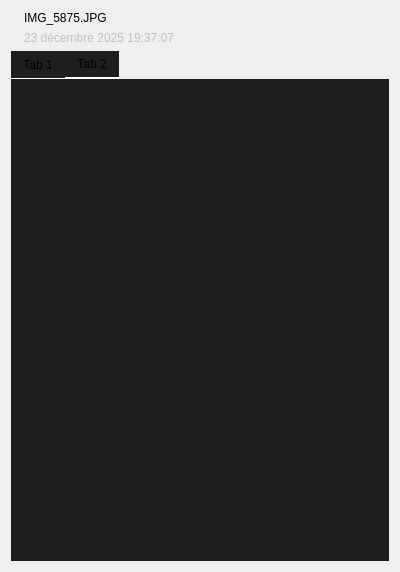
Before: the Qt Designer form gallery/inspectorview.ui in Vrock691/IHM, drawn with Qt 5.
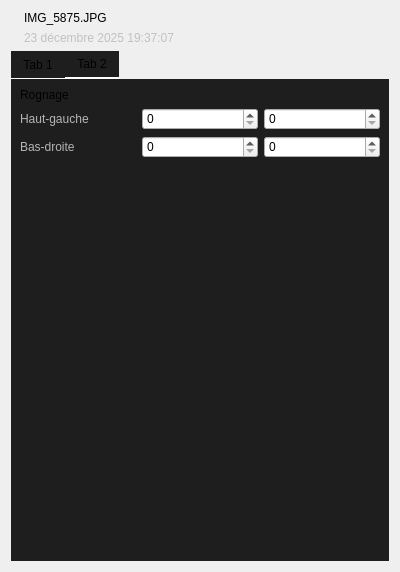
After: the same form once the commit is applied. The open tabs and pages were chosen to show the change.

Commit message: Gestion rognage

Patch:
```diff
--- a/gallery/inspectorview.ui
+++ b/gallery/inspectorview.ui
@@ -405,6 +405,81 @@
       <attribute name="title">
        <string>Tab 2</string>
       </attribute>
+      <layout class="QVBoxLayout" name="verticalLayout_2">
+       <item>
+        <widget class="QLabel" name="label_2">
+         <property name="minimumSize">
+          <size>
+           <width>0</width>
+           <height>0</height>
+          </size>
+         </property>
+         <property name="styleSheet">
+          <string notr="true">QLabel{
+	font: 700 14pt &quot;Arial&quot;;
+}</string>
+         </property>
+         <property name="text">
+          <string>Rognage</string>
+         </property>
+        </widget>
+       </item>
+       <item>
+        <layout class="QGridLayout" name="gridLayout">
+         <item row="0" column="0">
+          <widget class="QLabel" name="label_9">
+           <property name="styleSheet">
+            <string notr="true">QLabel {
+    color: #B5B5B5;
+    font: 700 12pt &quot;Arial&quot;;
+}</string>
+           </property>
+           <property name="text">
+            <string>Haut-gauche</string>
+           </property>
+          </widget>
+         </item>
+         <item row="1" column="0">
+          <widget class="QLabel" name="label_10">
+           <property name="styleSheet">
+            <string notr="true">QLabel {
+    color: #B5B5B5;
+    font: 700 12pt &quot;Arial&quot;;
+}</string>
+           </property>
+           <property name="text">
+            <string>Bas-droite</string>
+           </property>
+          </widget>
+         </item>
+         <item row="0" column="1">
+          <widget class="QSpinBox" name="spinX1"/>
+         </item>
+         <item row="0" column="2">
+          <widget class="QSpinBox" name="spinY1"/>
+         </item>
+         <item row="1" column="1">
+          <widget class="QSpinBox" name="spinX2"/>
+         </item>
+         <item row="1" column="2">
+          <widget class="QSpinBox" name="spinY2"/>
+         </item>
+        </layout>
+       </item>
+       <item>
+        <spacer name="verticalSpacer_3">
+         <property name="orientation">
+          <enum>Qt::Orientation::Vertical</enum>
+         </property>
+         <property name="sizeHint" stdset="0">
+          <size>
+           <width>20</width>
+           <height>40</height>
+          </size>
+         </property>
+        </spacer>
+       </item>
+      </layout>
      </widget>
     </widget>
    </item>
```
Left out of the diff: 2 changed lines with no effect on the pictures. The commit also changes 4 other files.
